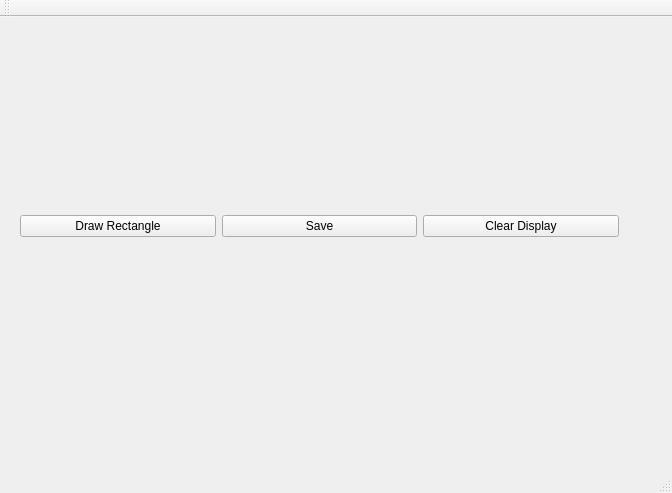
The window that mainwindow.ui (ASRAF-UL/QT_Drawing_Tool) describes before a commit, drawn with Qt 5.
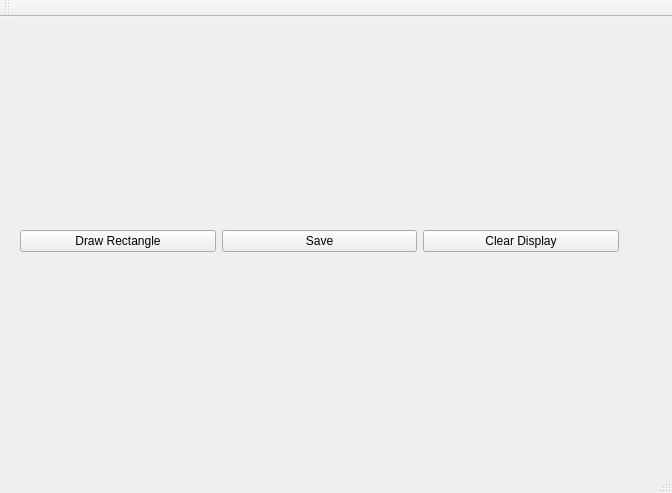
The same window after the commit.

```diff
--- a/mainwindow.ui
+++ b/mainwindow.ui
@@ -30,9 +30,9 @@
     <property name="geometry">
      <rect>
       <x>9</x>
-      <y>9</y>
+      <y>39</y>
       <width>621</width>
-      <height>401</height>
+      <height>371</height>
      </rect>
     </property>
     <layout class="QVBoxLayout" name="verticalLayout">
```
